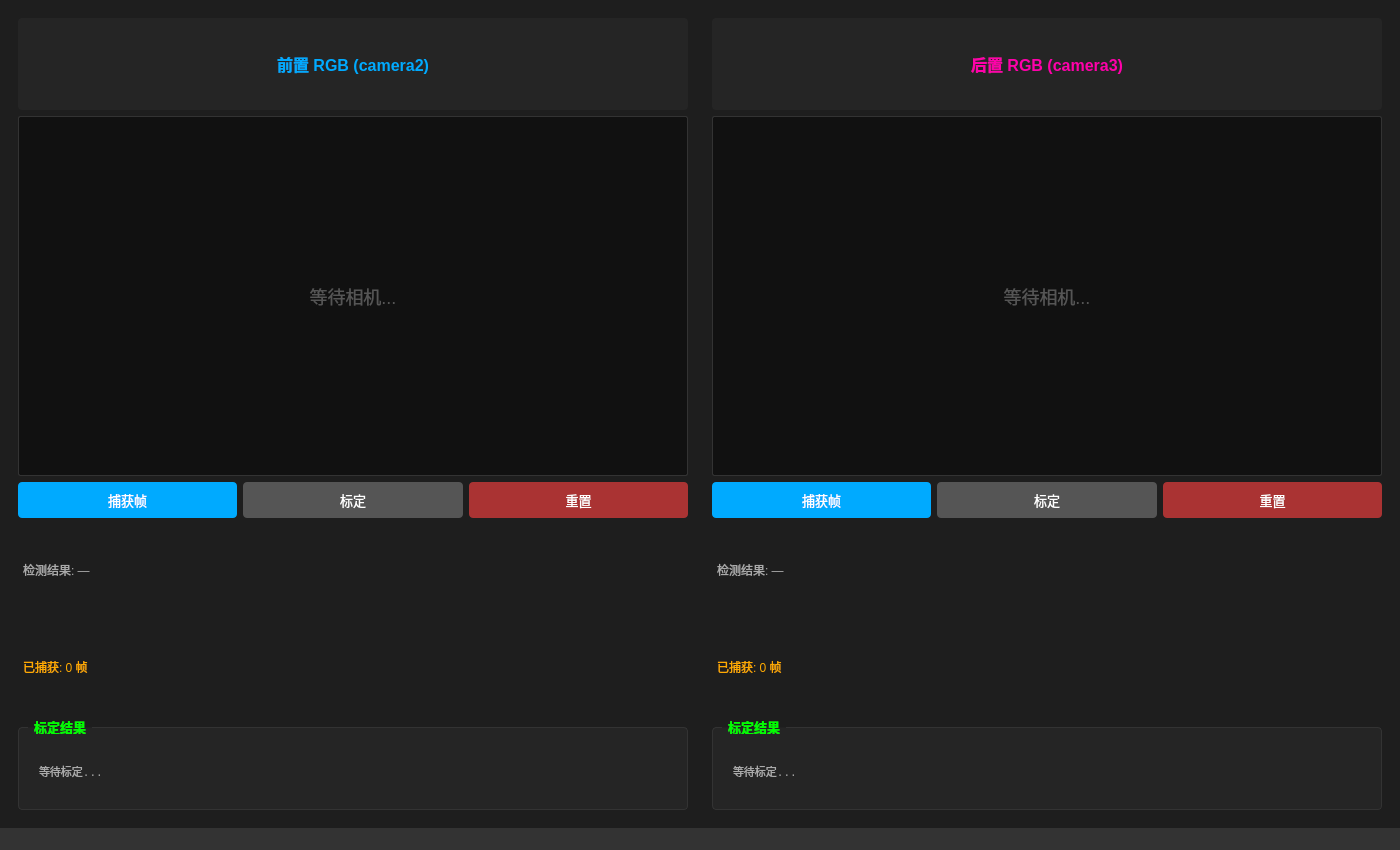
Qt form camera_calib2/ui/main_window.ui (tortoies018/dobot_quad_sdk_test) before a commit.
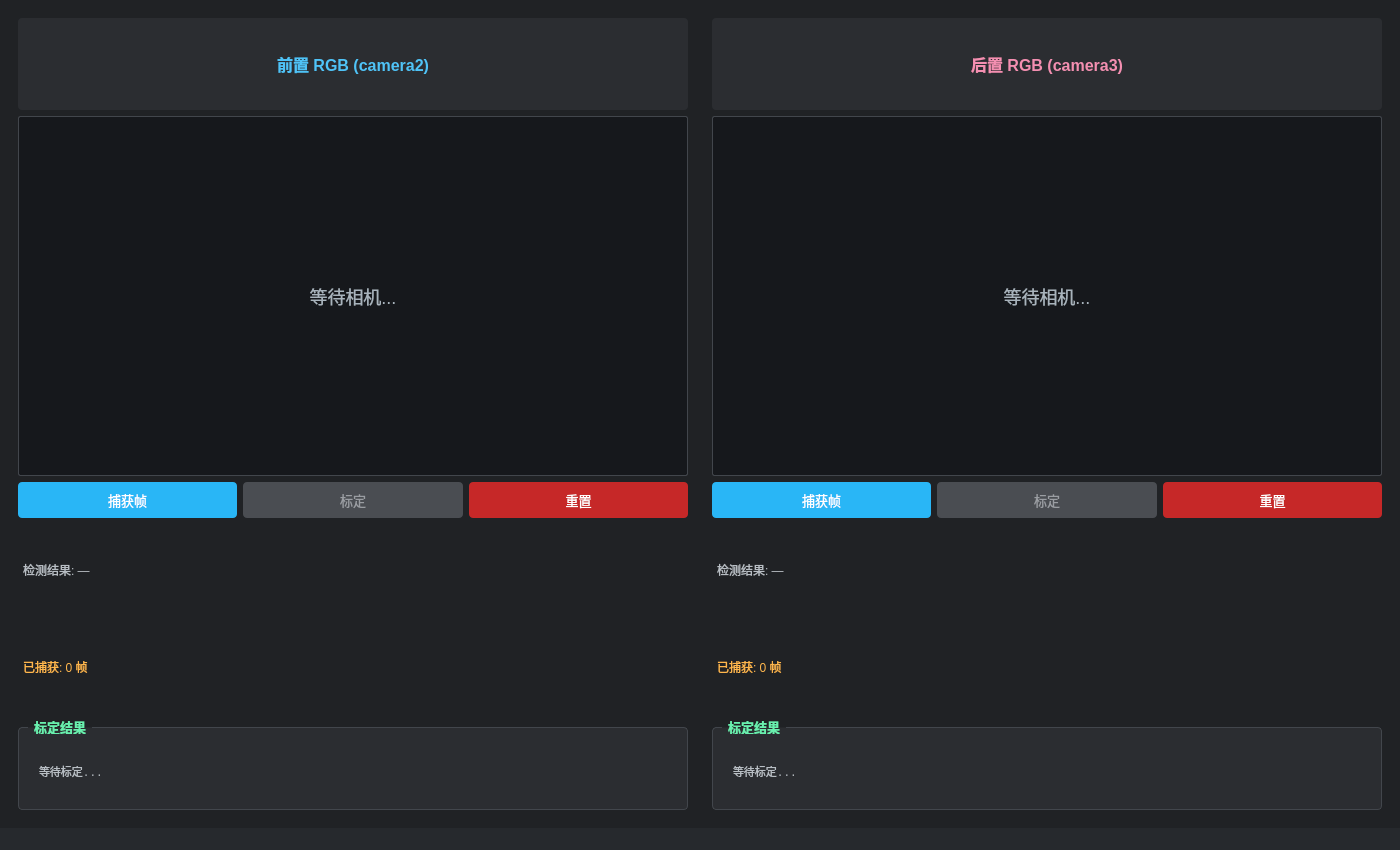
The same form after that commit.

```diff
--- a/camera_calib2/ui/main_window.ui
+++ b/camera_calib2/ui/main_window.ui
@@ -12,7 +12,7 @@
    </size>
   </property>
   <property name="styleSheet">
-   <string notr="true">QMainWindow { background-color: #1e1e1e; }</string>
+    <string notr="true">QMainWindow { background-color: #202225; }</string>
   </property>
   <widget class="QWidget" name="centralwidget">
    <layout class="QHBoxLayout" name="mainLayout" stretch="1,1">
@@ -25,7 +25,7 @@
         <widget class="QLabel" name="titleFront">
          <property name="text"><string>前置 RGB (camera2)</string></property>
          <property name="alignment"><set>Qt::AlignCenter</set></property>
-         <property name="styleSheet"><string notr="true">font: bold 16px; color: #0af; padding: 6px; background: #252525; border-radius: 4px;</string></property>
+         <property name="styleSheet"><string notr="true">font: bold 16px; color: #4fc3f7; padding: 6px; background: #2b2d31; border-radius: 4px;</string></property>
         </widget>
        </item>
        <item>
@@ -33,46 +33,46 @@
          <property name="text"><string>等待相机...</string></property>
          <property name="alignment"><set>Qt::AlignCenter</set></property>
          <property name="minimumSize"><size><width>480</width><height>360</height></size></property>
-         <property name="styleSheet"><string notr="true">background-color: #111; color: #555; font: 18px; border: 1px solid #333; border-radius: 2px;</string></property>
+         <property name="styleSheet"><string notr="true">background-color: #16181c; color: #a8b3bc; font: 18px; border: 1px solid #42464c; border-radius: 2px;</string></property>
         </widget>
        </item>
        <item>
         <layout class="QHBoxLayout" name="ctrlFront">
          <item><widget class="QPushButton" name="btnCapFront">
           <property name="text"><string>捕获帧</string></property>
-          <property name="styleSheet"><string notr="true">QPushButton { background:#0af; color:#fff; font:13px; padding:8px 20px; border-radius:4px; } QPushButton:hover { background:#0cf; } QPushButton:disabled { background:#555; }</string></property>
+          <property name="styleSheet"><string notr="true">QPushButton { background:#29b6f6; color:#fff; font:13px; padding:8px 20px; border-radius:4px; } QPushButton:hover { background:#4fc3f7; } QPushButton:disabled { background:#4a4d52; color:#9a9da2; }</string></property>
          </widget></item>
          <item><widget class="QPushButton" name="btnCalFront">
           <property name="text"><string>标定</string></property>
-          <property name="styleSheet"><string notr="true">QPushButton { background:#0a0; color:#fff; font:13px; padding:8px 20px; border-radius:4px; } QPushButton:hover { background:#0c0; } QPushButton:disabled { background:#555; }</string></property>
+          <property name="styleSheet"><string notr="true">QPushButton { background:#2e7d32; color:#fff; font:13px; padding:8px 20px; border-radius:4px; } QPushButton:hover { background:#43a047; } QPushButton:disabled { background:#4a4d52; color:#9a9da2; }</string></property>
           <property name="enabled"><bool>false</bool></property>
          </widget></item>
          <item><widget class="QPushButton" name="btnResetFront">
           <property name="text"><string>重置</string></property>
-          <property name="styleSheet"><string notr="true">QPushButton { background:#a33; color:#fff; font:13px; padding:8px 20px; border-radius:4px; } QPushButton:hover { background:#c55; }</string></property>
+          <property name="styleSheet"><string notr="true">QPushButton { background:#c62828; color:#fff; font:13px; padding:8px 20px; border-radius:4px; } QPushButton:hover { background:#e53935; }</string></property>
          </widget></item>
         </layout>
        </item>
        <item>
         <widget class="QLabel" name="infoFront">
          <property name="text"><string>检测结果: —</string></property>
-         <property name="styleSheet"><string notr="true">color: #aaa; font: 12px; padding: 2px;</string></property>
+         <property name="styleSheet"><string notr="true">color: #b8bec4; font: 12px; padding: 2px;</string></property>
         </widget>
        </item>
        <item>
         <widget class="QLabel" name="countFront">
          <property name="text"><string>已捕获: 0 帧</string></property>
-         <property name="styleSheet"><string notr="true">color: #fa0; font: 12px; padding: 2px;</string></property>
+         <property name="styleSheet"><string notr="true">color: #ffb74d; font: 12px; padding: 2px;</string></property>
         </widget>
        </item>
        <item>
         <widget class="QGroupBox" name="resultFront">
          <property name="title"><string>标定结果</string></property>
-         <property name="styleSheet"><string notr="true">QGroupBox { font: bold 13px; color: #0f0; border: 1px solid #333; border-radius: 4px; margin-top: 8px; padding: 12px 6px 6px 6px; background: #252525; } QGroupBox::title { subcontrol-origin: margin; left: 10px; padding: 0 4px; }</string></property>
+         <property name="styleSheet"><string notr="true">QGroupBox { font: bold 13px; color: #69f0ae; border: 1px solid #42464c; border-radius: 4px; margin-top: 8px; padding: 12px 6px 6px 6px; background: #2b2d31; } QGroupBox::title { subcontrol-origin: margin; left: 10px; padding: 0 4px; }</string></property>
          <layout class="QVBoxLayout" name="resultLayoutFront">
           <item><widget class="QLabel" name="textResultFront">
            <property name="text"><string>等待标定...</string></property>
-           <property name="styleSheet"><string notr="true">color: #aaa; font: 11px monospace; padding: 2px;</string></property>
+           <property name="styleSheet"><string notr="true">color: #b8bec4; font: 11px monospace; padding: 2px;</string></property>
            <property name="textInteractionFlags"><set>Qt::TextSelectableByMouse</set></property>
           </widget></item>
          </layout>
@@ -90,7 +90,7 @@
         <widget class="QLabel" name="titleRear">
          <property name="text"><string>后置 RGB (camera3)</string></property>
          <property name="alignment"><set>Qt::AlignCenter</set></property>
-         <property name="styleSheet"><string notr="true">font: bold 16px; color: #f0a; padding: 6px; background: #252525; border-radius: 4px;</string></property>
+         <property name="styleSheet"><string notr="true">font: bold 16px; color: #f48fb1; padding: 6px; background: #2b2d31; border-radius: 4px;</string></property>
         </widget>
        </item>
        <item>
@@ -98,46 +98,46 @@
          <property name="text"><string>等待相机...</string></property>
          <property name="alignment"><set>Qt::AlignCenter</set></property>
          <property name="minimumSize"><size><width>480</width><height>360</height></size></property>
-         <property name="styleSheet"><string notr="true">background-color: #111; color: #555; font: 18px; border: 1px solid #333; border-radius: 2px;</string></property>
+         <property name="styleSheet"><string notr="true">background-color: #16181c; color: #a8b3bc; font: 18px; border: 1px solid #42464c; border-radius: 2px;</string></property>
         </widget>
        </item>
        <item>
         <layout class="QHBoxLayout" name="ctrlRear">
          <item><widget class="QPushButton" name="btnCapRear">
           <property name="text"><string>捕获帧</string></property>
-          <property name="styleSheet"><string notr="true">QPushButton { background:#0af; color:#fff; font:13px; padding:8px 20px; border-radius:4px; } QPushButton:hover { background:#0cf; } QPushButton:disabled { background:#555; }</string></property>
+          <property name="styleSheet"><string notr="true">QPushButton { background:#29b6f6; color:#fff; font:13px; padding:8px 20px; border-radius:4px; } QPushButton:hover { background:#4fc3f7; } QPushButton:disabled { background:#4a4d52; color:#9a9da2; }</string></property>
          </widget></item>
          <item><widget class="QPushButton" name="btnCalRear">
           <property name="text"><string>标定</string></property>
-          <property name="styleSheet"><string notr="true">QPushButton { background:#0a0; color:#fff; font:13px; padding:8px 20px; border-radius:4px; } QPushButton:hover { background:#0c0; } QPushButton:disabled { background:#555; }</string></property>
+          <property name="styleSheet"><string notr="true">QPushButton { background:#2e7d32; color:#fff; font:13px; padding:8px 20px; border-radius:4px; } QPushButton:hover { background:#43a047; } QPushButton:disabled { background:#4a4d52; color:#9a9da2; }</string></property>
           <property name="enabled"><bool>false</bool></property>
          </widget></item>
          <item><widget class="QPushButton" name="btnResetRear">
           <property name="text"><string>重置</string></property>
-          <property name="styleSheet"><string notr="true">QPushButton { background:#a33; color:#fff; font:13px; padding:8px 20px; border-radius:4px; } QPushButton:hover { background:#c55; }</string></property>
+          <property name="styleSheet"><string notr="true">QPushButton { background:#c62828; color:#fff; font:13px; padding:8px 20px; border-radius:4px; } QPushButton:hover { background:#e53935; }</string></property>
          </widget></item>
         </layout>
        </item>
        <item>
         <widget class="QLabel" name="infoRear">
          <property name="text"><string>检测结果: —</string></property>
-         <property name="styleSheet"><string notr="true">color: #aaa; font: 12px; padding: 2px;</string></property>
+         <property name="styleSheet"><string notr="true">color: #b8bec4; font: 12px; padding: 2px;</string></property>
         </widget>
        </item>
        <item>
         <widget class="QLabel" name="countRear">
          <property name="text"><string>已捕获: 0 帧</string></property>
-         <property name="styleSheet"><string notr="true">color: #fa0; font: 12px; padding: 2px;</string></property>
+         <property name="styleSheet"><string notr="true">color: #ffb74d; font: 12px; padding: 2px;</string></property>
         </widget>
        </item>
        <item>
         <widget class="QGroupBox" name="resultRear">
          <property name="title"><string>标定结果</string></property>
-         <property name="styleSheet"><string notr="true">QGroupBox { font: bold 13px; color: #0f0; border: 1px solid #333; border-radius: 4px; margin-top: 8px; padding: 12px 6px 6px 6px; background: #252525; } QGroupBox::title { subcontrol-origin: margin; left: 10px; padding: 0 4px; }</string></property>
+         <property name="styleSheet"><string notr="true">QGroupBox { font: bold 13px; color: #69f0ae; border: 1px solid #42464c; border-radius: 4px; margin-top: 8px; padding: 12px 6px 6px 6px; background: #2b2d31; } QGroupBox::title { subcontrol-origin: margin; left: 10px; padding: 0 4px; }</string></property>
          <layout class="QVBoxLayout" name="resultLayoutRear">
           <item><widget class="QLabel" name="textResultRear">
            <property name="text"><string>等待标定...</string></property>
-           <property name="styleSheet"><string notr="true">color: #aaa; font: 11px monospace; padding: 2px;</string></property>
+           <property name="styleSheet"><string notr="true">color: #b8bec4; font: 11px monospace; padding: 2px;</string></property>
            <property name="textInteractionFlags"><set>Qt::TextSelectableByMouse</set></property>
            </widget></item>
           </layout>
@@ -151,7 +151,7 @@
   </widget>
   <widget class="QStatusBar" name="statusbar">
    <property name="styleSheet">
-    <string notr="true">color: #aaa; background: #333; font: 12px;</string>
+     <string notr="true">color: #b8bec4; background: #26292d; font: 12px;</string>
    </property>
   </widget>
  </widget>
```
